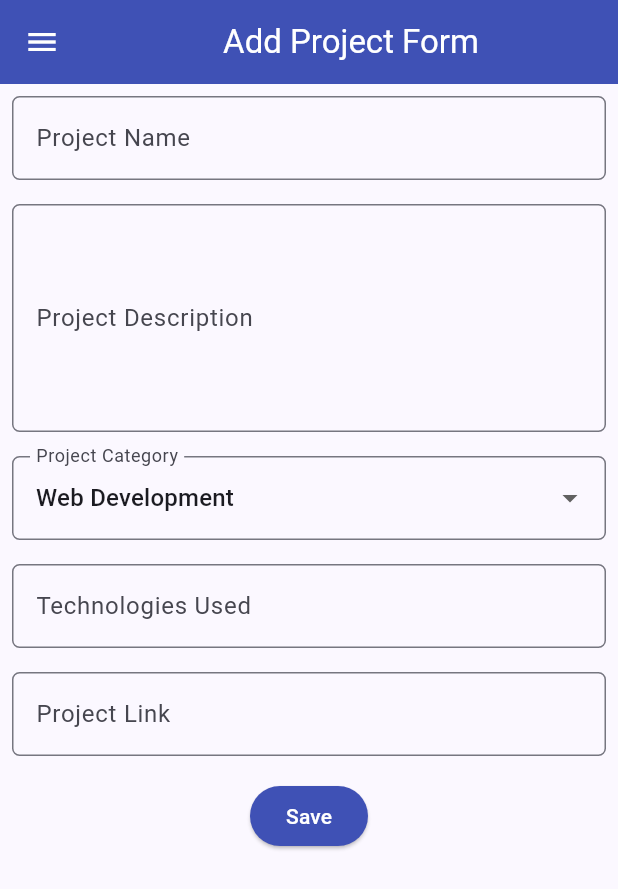
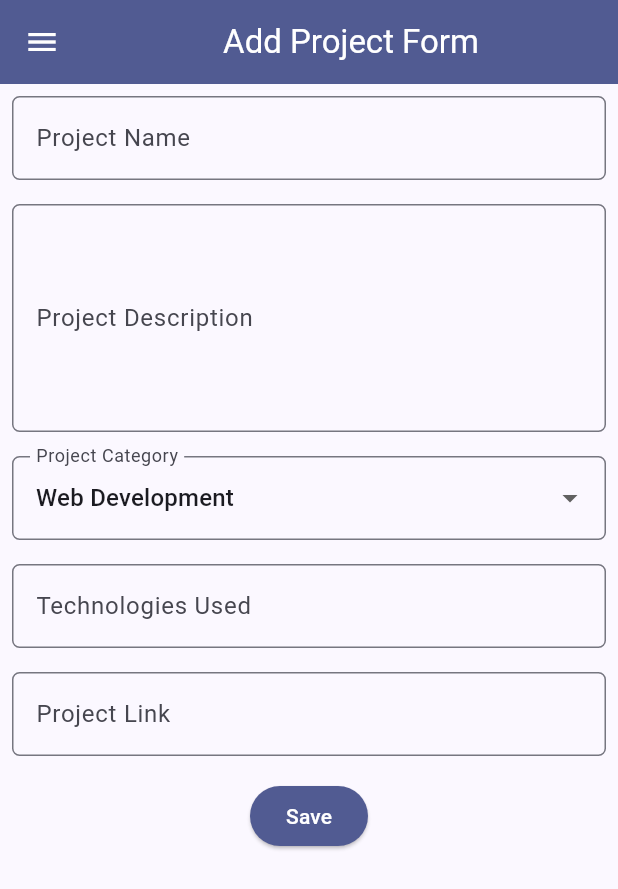
Before and after one commit to beccaovels/myportofolio_mobile, a Flutter app: the ProjectFormPage screen opened directly, on a phone screen of 412 x 824 dp. Shown: the top 889 px of the screen. Run offline on Flutter 3.47's test engine with Material 3 defaults, Android fonts, the phone set to English and light mode, and no system bars; our stand-ins replace material_ui.

Commit message:
style(form): use theme primary color in project form

```diff
--- a/lib/screens/project_form.dart
+++ b/lib/screens/project_form.dart
@@ -35,7 +35,8 @@ class _ProjectFormPageState extends State<ProjectFormPage> {
     return Scaffold(
       appBar: AppBar(
         title: const Center(child: Text('Add Project Form')),
-        backgroundColor: Colors.indigo,
+        // Theme primary color, same as the home screen AppBar.
+        backgroundColor: Theme.of(context).colorScheme.primary,
         foregroundColor: Colors.white,
       ),
       drawer: const LeftDrawer(),
@@ -168,7 +169,9 @@ class _ProjectFormPageState extends State<ProjectFormPage> {
                   padding: const EdgeInsets.all(8.0),
                   child: ElevatedButton(
                     style: ButtonStyle(
-                      backgroundColor: WidgetStateProperty.all(Colors.indigo),
+                      backgroundColor: WidgetStateProperty.all(
+                        Theme.of(context).colorScheme.primary,
+                      ),
                     ),
                     onPressed: () {
                       if (_formKey.currentState!.validate()) {
```
